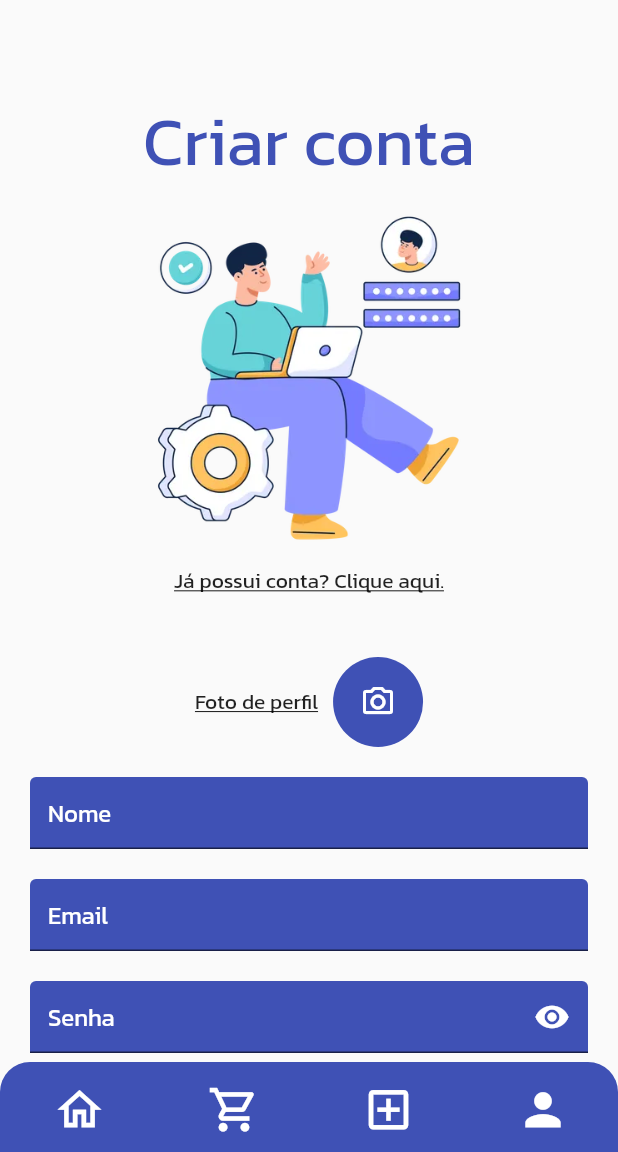
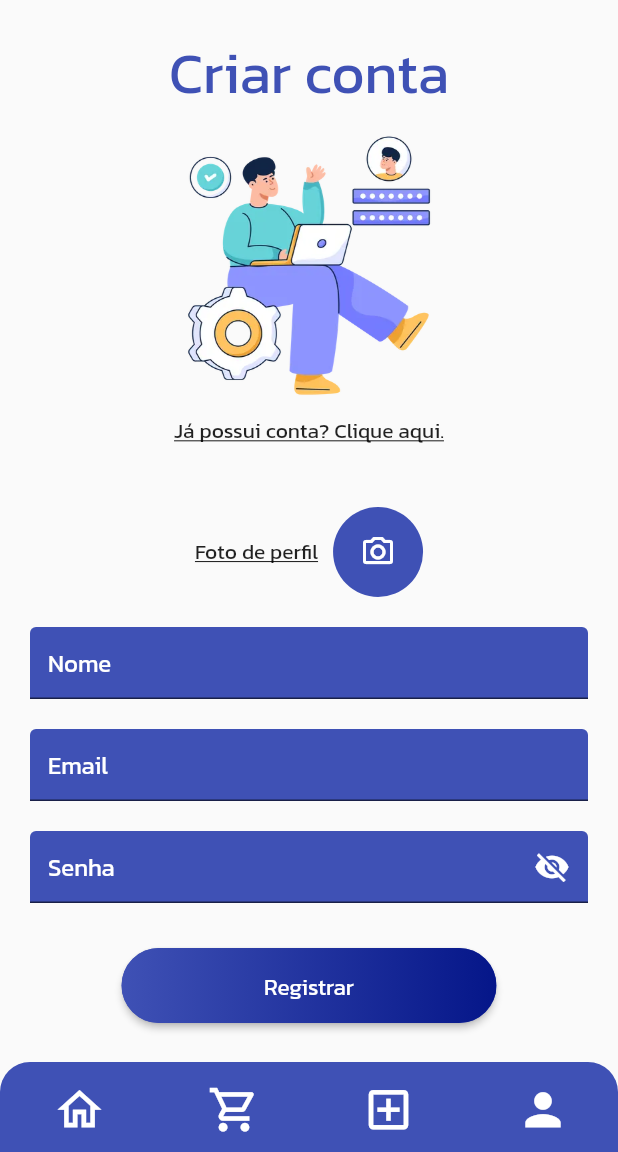
Before and after one commit to gadearaujo/mercado_livro, a Flutter app: the screen it shows after launch, item 3 of the bottom bar chosen, after a tap on "Registrar", on a phone screen of 412 x 824 dp, the part 84-1236 px from its top. Run offline on Flutter 3.47's test engine with Material 2 defaults, Android fonts, the phone set to English and light mode, and no system bars; our stand-ins replace dio, image_picker, liquid_pull_to_refresh, shared_preferences; accounts and stored records are empty; network calls fail.

Commit message:
ajuste layout

```diff
--- a/lib/ui/home_screen.dart
+++ b/lib/ui/home_screen.dart
@@ -44,7 +44,7 @@ class _HomeScreenState extends State<HomeScreen> {
   bool? filter = false;
   bool? checkBoxAll = false;
   bool? checkBoxToSell = true;
-  bool? showPassword = false;
+  bool? showPassword = true;
   bool? showLoading = false;
   bool? isLogged = false;
   bool? goToLogin = false;
@@ -728,7 +728,7 @@ class _HomeScreenState extends State<HomeScreen> {
                                                 : allBooks!.data![i]["photoUrl"]
                                                     .toString(),
                                             fit: BoxFit.cover,
-                                            height: 160,
+                                            height: 120,
                                             width: MediaQuery.of(context)
                                                     .size
                                                     .width /
@@ -1041,20 +1041,20 @@ class _HomeScreenState extends State<HomeScreen> {
                   crossAxisAlignment: CrossAxisAlignment.center,
                   children: [
                     const SizedBox(
-                      height: 60,
+                      height: 20,
                     ),
                     Text(
                       goToLogin! ? 'Entrar' : 'Criar conta',
                       style: const TextStyle(
                         color: Colors.indigo,
-                        fontSize: 45,
+                        fontSize: 38,
                         fontWeight: FontWeight.w500,
                       ),
                     ),
                     Image.asset(
                       'assets/login-image.webp',
-                      height: 250,
-                      width: 250,
+                      height: 200,
+                      width: 200,
                     ),
                     InkWell(
                       onTap: () {
```
